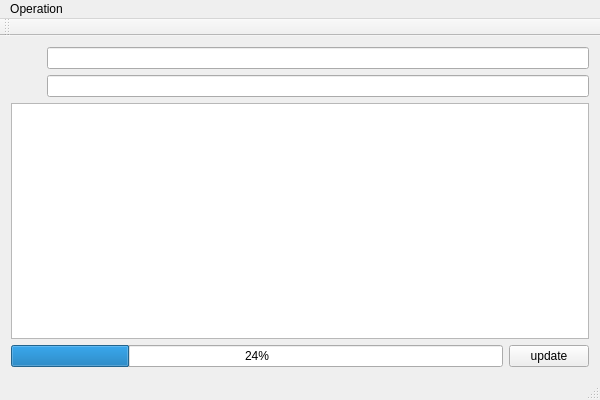
Qt form Delivery Record/deliveryrecord.ui (pengjianaixue/Delivery-Record) before a commit.
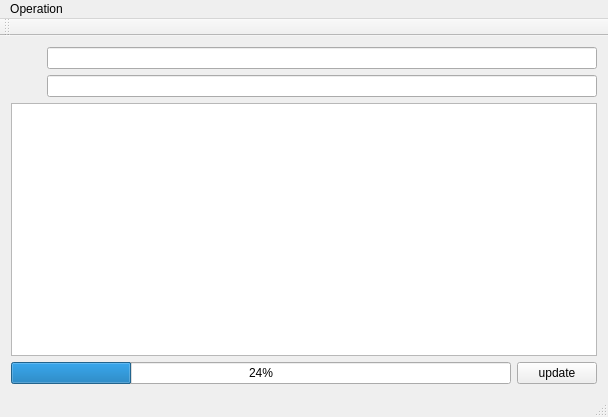
The same form after that commit. Icons and pictures are not drawn.

Diff of the .ui file:
```diff
--- a/Delivery Record/deliveryrecord.ui
+++ b/Delivery Record/deliveryrecord.ui
@@ -6,8 +6,8 @@
    <rect>
     <x>0</x>
     <y>0</y>
-    <width>600</width>
-    <height>400</height>
+    <width>608</width>
+    <height>417</height>
    </rect>
   </property>
   <property name="windowTitle">
@@ -142,7 +142,7 @@
     <rect>
      <x>0</x>
      <y>0</y>
-     <width>600</width>
+     <width>608</width>
      <height>22</height>
     </rect>
    </property>
```
